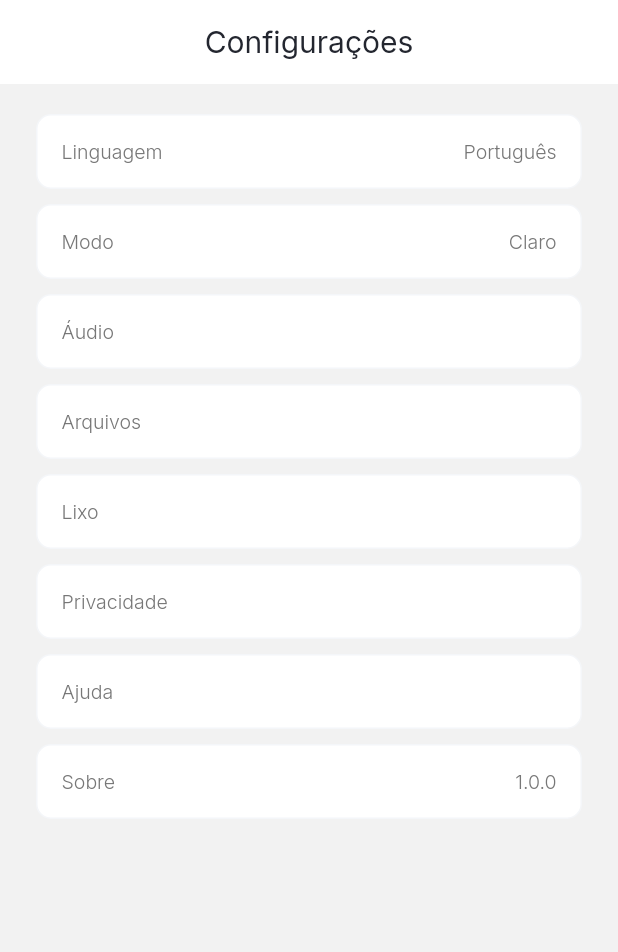
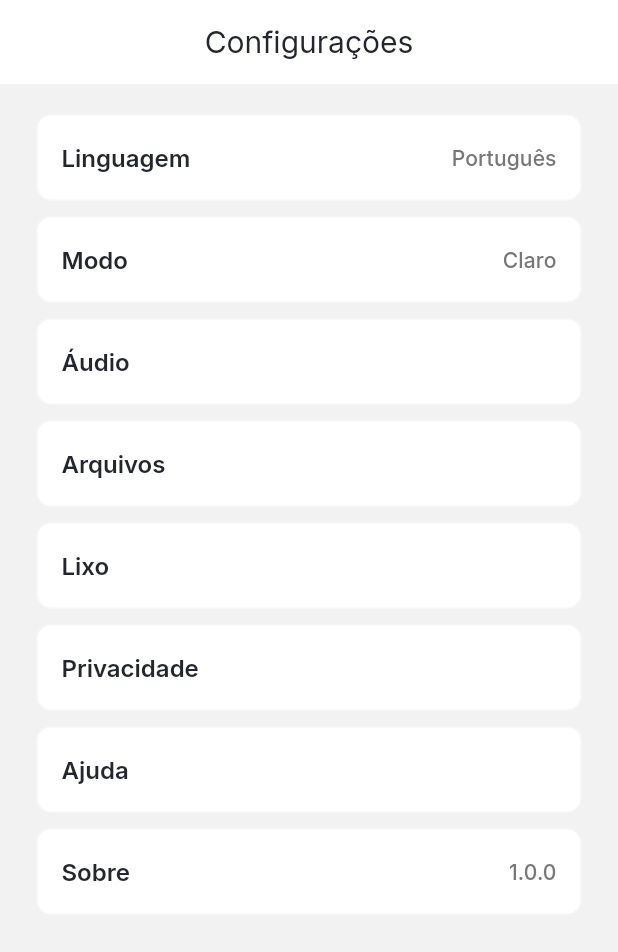
Before and after one commit to samuel-s-marques/voice-recorder-app, a Flutter app: the screen it shows after launch, on a phone screen of 412 x 824 dp. Shown: the top 952 px of the screen. Run offline on Flutter 3.47's test engine with Material 2 defaults, Android fonts, the phone set to English and light mode, and no system bars; our stand-ins replace flutter_dotenv, google_fonts, just_audio, logger, permission_handler, share_plus and 2 more; missing offline and left inert: audio_session, flutter_sound, wiredash.

Commit message:
Add styles

```diff
--- a/lib/widgets/settings_tile.dart
+++ b/lib/widgets/settings_tile.dart
@@ -10,9 +10,19 @@ class SettingsTile extends StatelessWidget {
   @override
   Widget build(BuildContext context) {
     return ListTile(
+      dense: false,
       title: Row(
         mainAxisAlignment: MainAxisAlignment.spaceBetween,
-        children: [Text(title), Text(value)],
+        children: [
+          Text(
+            title,
+            style: Theme.of(context).textTheme.headline2!.copyWith(fontSize: 16, fontWeight: FontWeight.w600),
+          ),
+          Text(
+            value,
+            style: Theme.of(context).textTheme.subtitle2!.copyWith(fontSize: 14),
+          ),
+        ],
       ),
       onTap: onTap,
     );
```
